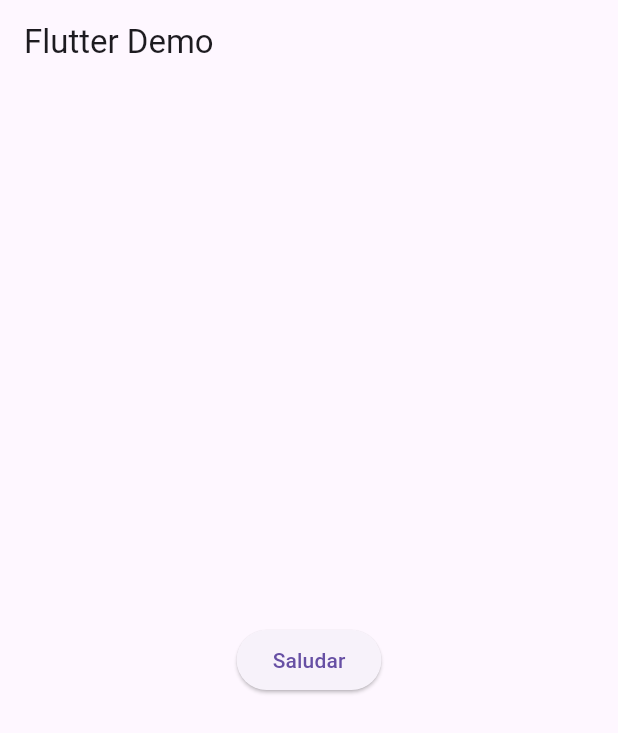
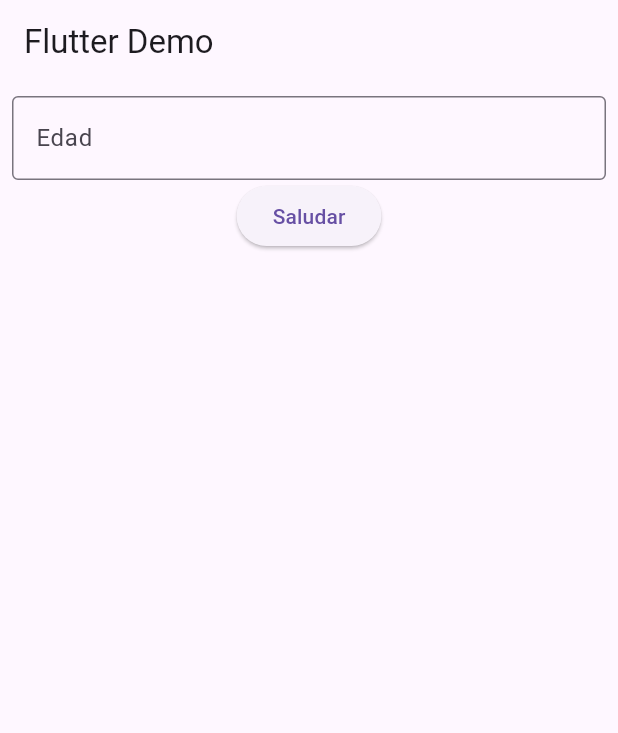
Before and after one commit to adimerpaul/fluuterfunciones, a Flutter app: the screen it shows after launch, after a tap on "Saludar", on a phone screen of 412 x 824 dp. Shown: the top 733 px of the screen. Run offline on Flutter 3.47's test engine with Material 3 defaults, Android fonts, the phone set to English and light mode, and no system bars.

Commit message:
colcoad el mensaje

```diff
--- a/lib/main.dart
+++ b/lib/main.dart
@@ -12,8 +12,19 @@ class MyApp extends StatefulWidget {
 }
 
 class _MyAppState extends State<MyApp> {
+  TextEditingController _controller = TextEditingController();
+
   void saludar() {
-    print('Hola Mundo');
+    var edad = int.tryParse(_controller.text);
+    if (edad != null) {
+      ScaffoldMessenger.of(context).showSnackBar(
+        SnackBar(
+          content: Text('Hola, tengo $edad años'),
+        ),
+      );
+    } else {
+      print('Edad no válida');
+    }
   }
 
   @override
@@ -27,11 +38,22 @@ class _MyAppState extends State<MyApp> {
         appBar: AppBar(
           title: const Text('Flutter Demo'),
         ),
-        body: Center(
-            child: ElevatedButton(
-          onPressed: saludar,
-          child: const Text('Saludar'),
-        )),
+        body: Padding(
+          padding: const EdgeInsets.all(8.0),
+          child: Column(children: [
+            TextField(
+              controller: _controller,
+              decoration: InputDecoration(
+                labelText: 'Edad',
+                border: OutlineInputBorder(),
+              ),
+            ),
+            ElevatedButton(
+              onPressed: saludar,
+              child: const Text('Saludar'),
+            )
+          ]),
+        ),
       ),
     );
   }
```
